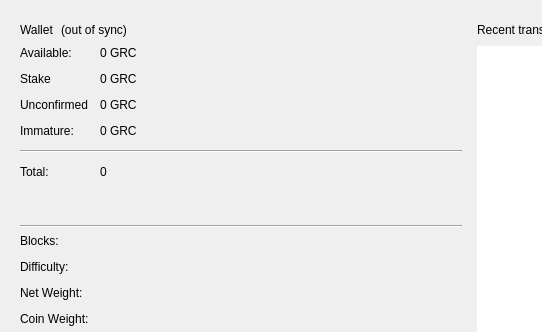
This is src/qt/forms/overviewpage.ui in gridcoin-community/Gridcoin-Research as Qt 5 draws it before an edit; both pictures show x 0 to 542 and y 0 to 332 of the 948 by 559 pixel window. The edited form follows.
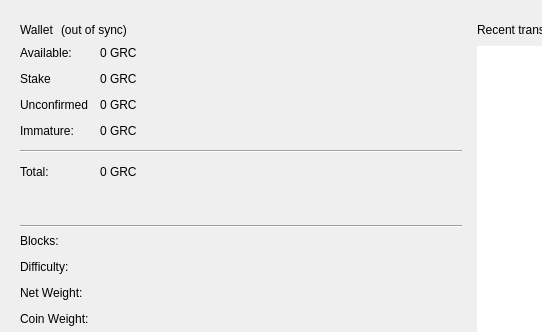
This is the edited form. Custom widgets are drawn as their Qt base class.

What changed in the file:
```diff
--- a/src/qt/forms/overviewpage.ui
+++ b/src/qt/forms/overviewpage.ui
@@ -235,7 +235,7 @@
                <string>Your current total balance</string>
               </property>
               <property name="text">
-               <string notr="true">0</string>
+               <string notr="true">0 GRC</string>
               </property>
               <property name="textInteractionFlags">
                <set>Qt::LinksAccessibleByMouse|Qt::TextSelectableByKeyboard|Qt::TextSelectableByMouse</set>
```
Left out of the diff: 74 changed lines with no effect on the pictures.
